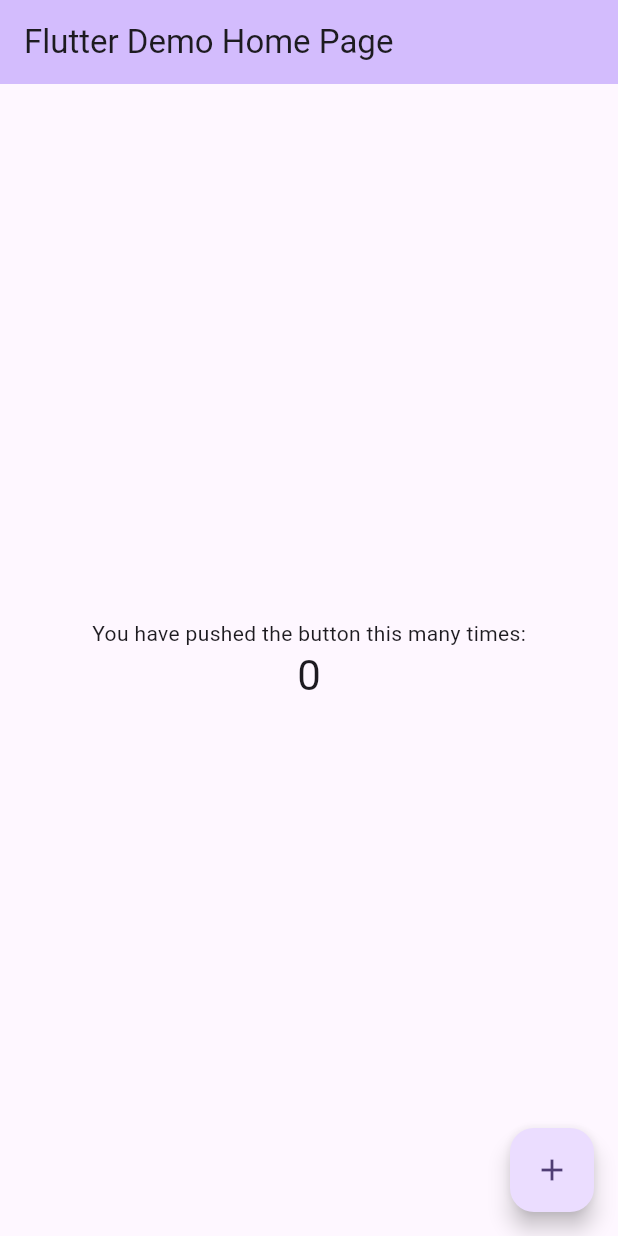
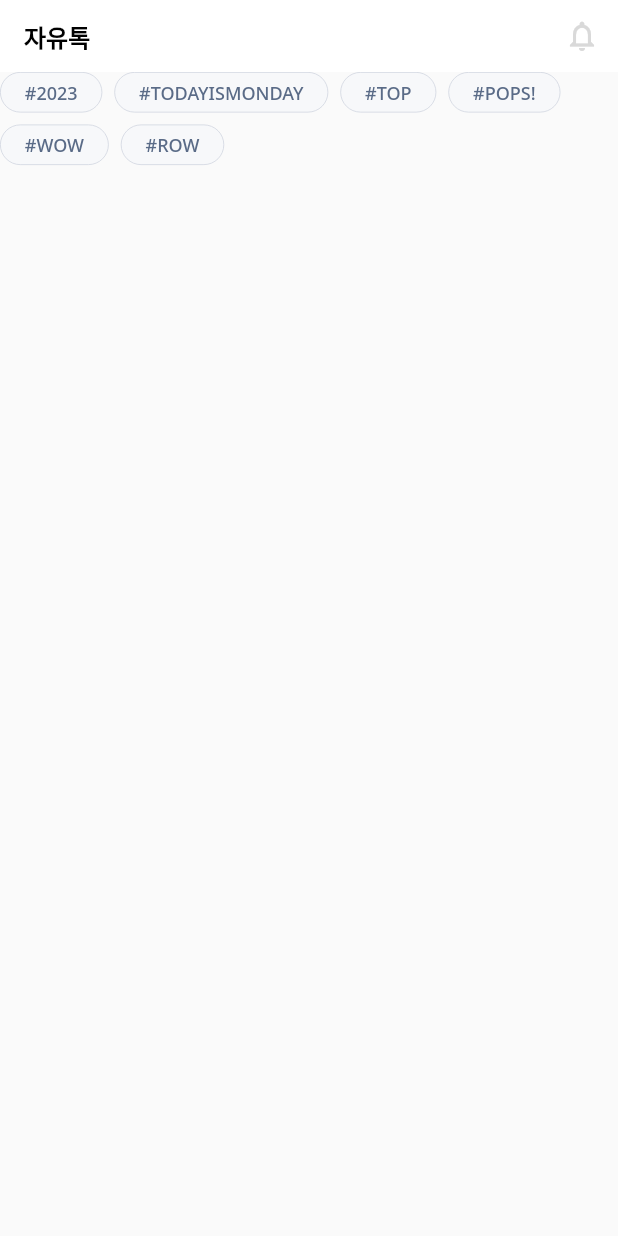
Before and after one commit to oi-narendra/frontendtest, a Flutter app: the screen it shows after launch, on a phone screen of 412 x 824 dp. Run offline on Flutter 3.47's test engine with Material 2 defaults, Android fonts, the phone set to English and light mode, and no system bars.

Commit message:
added appbar, tag

```diff
--- a/analysis_options.yaml
+++ b/analysis_options.yaml
@@ -1,29 +1 @@
-# This file configures the analyzer, which statically analyzes Dart code to
-# check for errors, warnings, and lints.
-#
-# The issues identified by the analyzer are surfaced in the UI of Dart-enabled
-# IDEs (https://dart.dev/tools#ides-and-editors). The analyzer can also be
-# invoked from the command line by running `flutter analyze`.
-
-# The following line activates a set of recommended lints for Flutter apps,
-# packages, and plugins designed to encourage good coding practices.
-include: package:flutter_lints/flutter.yaml
-
-linter:
-  # The lint rules applied to this project can be customized in the
-  # section below to disable rules from the `package:flutter_lints/flutter.yaml`
-  # included above or to enable additional rules. A list of all available lints
-  # and their documentation is published at
-  # https://dart-lang.github.io/linter/lints/index.html.
-  #
-  # Instead of disabling a lint rule for the entire project in the
-  # section below, it can also be suppressed for a single line of code
-  # or a specific dart file by using the `// ignore: name_of_lint` and
-  # `// ignore_for_file: name_of_lint` syntax on the line or in the file
-  # producing the lint.
-  rules:
-    # avoid_print: false  # Uncomment to disable the `avoid_print` rule
-    # prefer_single_quotes: true  # Uncomment to enable the `prefer_single_quotes` rule
-
-# Additional information about this file can be found at
-# https://dart.dev/guides/language/analysis-options
+include: package:very_good_analysis/analysis_options.yaml
--- /dev/null
+++ b/lib/components/atoms/tag.dart
@@ -0,0 +1,42 @@
+import 'package:flutter/material.dart';
+
+/// tag component
+/// [Tag] is the component to chip tag
+/// [label] is the label text of the tag
+/// [onPressed] is the function to be called when the tag is pressed
+class Tag extends StatelessWidget {
+  /// tag constructor
+  const Tag({
+    required this.label,
+    this.onPressed,
+    super.key,
+  });
+
+  /// label text
+  final String label;
+
+  /// on pressed function
+  final void Function()? onPressed;
+
+  @override
+  Widget build(BuildContext context) {
+    return GestureDetector(
+      child: Container(
+        padding: const EdgeInsets.symmetric(horizontal: 16, vertical: 5),
+        decoration: BoxDecoration(
+          color: const Color(0xFFF7F8FA),
+          border: Border.all(color: const Color(0xFFCED3DE), width: 0.5),
+          borderRadius: BorderRadius.circular(999),
+        ),
+        child: Text(
+          label,
+          style: const TextStyle(
+            color: Color(0xFF5A6B87),
+            fontSize: 12,
+            fontWeight: FontWeight.w500,
+          ),
+        ),
+      ),
+    );
+  }
+}
--- /dev/null
+++ b/lib/components/molecules/app_bar.dart
@@ -0,0 +1,66 @@
+import 'package:flutter/material.dart';
+
+/// app bar for the app
+class Appbar extends StatelessWidget implements PreferredSizeWidget {
+  /// app bar constructor
+  const Appbar({
+    required this.title,
+    this.implyLeading = true,
+    this.actions,
+    super.key,
+  });
+
+  /// imply leading boolean
+  /// [implyLeading] is the boolean value to imply leading or not
+  final bool implyLeading;
+
+  /// title text
+  /// [title] is the title text of the app bar
+  final String title;
+
+  /// app bar actions
+  /// [actions] is the list of app bar actions
+  final List<AppBarAction>? actions;
+
+  @override
+  Widget build(BuildContext context) {
+    return AppBar(
+      automaticallyImplyLeading: implyLeading,
+      title: Text(
+        title,
+        style: const TextStyle(
+          color: Colors.black,
+          fontSize: 16,
+          fontWeight: FontWeight.bold,
+        ),
+      ),
+      actions: actions?.map((action) {
+        return IconButton(
+          onPressed: () {
+            action.onPressed?.call();
+          },
+          icon: Icon(
+            action.icon,
+            size: 24,
+            color: const Color(0xFFD9D9D9),
+          ),
+        );
+      }).toList(),
+    );
+  }
+
+  @override
+  Size get preferredSize => const Size.fromHeight(48);
+}
+
+/// app bar action class
+class AppBarAction {
+  /// app bar action constructor
+  AppBarAction({required this.icon, this.onPressed});
+
+  /// icon of the app bar action
+  final IconData icon;
+
+  /// on pressed callback
+  final void Function()? onPressed;
+}
--- a/lib/main.dart
+++ b/lib/main.dart
@@ -1,125 +1,28 @@
 import 'package:flutter/material.dart';
+import 'package:frontendtest/pages/post_detail_page.dart';
 
 void main() {
   runApp(const MyApp());
 }
 
+/// my app
+/// [MyApp] is the root widget of the app
 class MyApp extends StatelessWidget {
+  /// my app constructor
   const MyApp({super.key});
 
-  // This widget is the root of your application.
   @override
   Widget build(BuildContext context) {
     return MaterialApp(
-      title: 'Flutter Demo',
+      debugShowCheckedModeBanner: false,
       theme: ThemeData(
-        // This is the theme of your application.
-        //
-        // TRY THIS: Try running your application with "flutter run". You'll see
-        // the application has a blue toolbar. Then, without quitting the app,
-        // try changing the seedColor in the colorScheme below to Colors.green
-        // and then invoke "hot reload" (save your changes or press the "hot
-        // reload" button in a Flutter-supported IDE, or press "r" if you used
-        // the command line to start the app).
-        //
-        // Notice that the counter didn't reset back to zero; the application
-        // state is not lost during the reload. To reset the state, use hot
-        // restart instead.
-        //
-        // This works for code too, not just values: Most code changes can be
-        // tested with just a hot reload.
-        colorScheme: ColorScheme.fromSeed(seedColor: Colors.deepPurple),
-        useMaterial3: true,
+        fontFamily: 'NotoSans',
+        appBarTheme: const AppBarTheme(
+          backgroundColor: Colors.white,
+          elevation: 0,
+        ),
       ),
-      home: const MyHomePage(title: 'Flutter Demo Home Page'),
+      home: const PostDetailPage(),
     );
   }
 }
-
-class MyHomePage extends StatefulWidget {
-  const MyHomePage({super.key, required this.title});
-
-  // This widget is the home page of your application. It is stateful, meaning
-  // that it has a State object (defined below) that contains fields that affect
-  // how it looks.
-
-  // This class is the configuration for the state. It holds the values (in this
-  // case the title) provided by the parent (in this case the App widget) and
-  // used by the build method of the State. Fields in a Widget subclass are
-  // always marked "final".
-
-  final String title;
-
-  @override
-  State<MyHomePage> createState() => _MyHomePageState();
-}
-
-class _MyHomePageState extends State<MyHomePage> {
-  int _counter = 0;
-
-  void _incrementCounter() {
-    setState(() {
-      // This call to setState tells the Flutter framework that something has
-      // changed in this State, which causes it to rerun the build method below
-      // so that the display can reflect the updated values. If we changed
-      // _counter without calling setState(), then the build method would not be
-      // called again, and so nothing would appear to happen.
-      _counter++;
-    });
-  }
-
-  @override
-  Widget build(BuildContext context) {
-    // This method is rerun every time setState is called, for instance as done
-    // by the _incrementCounter method above.
-    //
-    // The Flutter framework has been optimized to make rerunning build methods
-    // fast, so that you can just rebuild anything that needs updating rather
-    // than having to individually change instances of widgets.
-    return Scaffold(
-      appBar: AppBar(
-        // TRY THIS: Try changing the color here to a specific color (to
-        // Colors.amber, perhaps?) and trigger a hot reload to see the AppBar
-        // change color while the other colors stay the same.
-        backgroundColor: Theme.of(context).colorScheme.inversePrimary,
-        // Here we take the value from the MyHomePage object that was created by
-        // the App.build method, and use it to set our appbar title.
-        title: Text(widget.title),
-      ),
-      body: Center(
-        // Center is a layout widget. It takes a single child and positions it
-        // in the middle of the parent.
-        child: Column(
-          // Column is also a layout widget. It takes a list of children and
-          // arranges them vertically. By default, it sizes itself to fit its
-          // children horizontally, and tries to be as tall as its parent.
-          //
-          // Column has various properties to control how it sizes itself and
-          // how it positions its children. Here we use mainAxisAlignment to
-          // center the children vertically; the main axis here is the vertical
-          // axis because Columns are vertical (the cross axis would be
-          // horizontal).
-          //
-          // TRY THIS: Invoke "debug painting" (choose the "Toggle Debug Paint"
-          // action in the IDE, or press "p" in the console), to see the
-          // wireframe for each widget.
-          mainAxisAlignment: MainAxisAlignment.center,
-          children: <Widget>[
-            const Text(
-              'You have pushed the button this many times:',
-            ),
-            Text(
-              '$_counter',
-              style: Theme.of(context).textTheme.headlineMedium,
-            ),
-          ],
-        ),
-      ),
-      floatingActionButton: FloatingActionButton(
-        onPressed: _incrementCounter,
-        tooltip: 'Increment',
-        child: const Icon(Icons.add),
-      ), // This trailing comma makes auto-formatting nicer for build methods.
-    );
-  }
-}
--- /dev/null
+++ b/lib/pages/post_detail_page.dart
@@ -0,0 +1,49 @@
+import 'package:flutter/material.dart';
+import 'package:frontendtest/components/atoms/tag.dart';
+import 'package:frontendtest/components/molecules/app_bar.dart';
+
+/// post detail page
+class PostDetailPage extends StatelessWidget {
+  /// post detail page constructor
+  const PostDetailPage({super.key});
+
+  /// tags for the post
+  static const tags = [
+    '#2023',
+    '#TODAYISMONDAY',
+    '#TOP',
+    '#POPS!',
+    '#WOW',
+    '#ROW'
+  ];
+
+  @override
+  Widget build(BuildContext context) {
+    return SafeArea(
+      child: Scaffold(
+        appBar: Appbar(
+          title: '자유톡',
+          actions: [
+            AppBarAction(
+              icon: Icons.notifications_outlined,
+              onPressed: () {
+                debugPrint('notification button pressed');
+              },
+            )
+          ],
+        ),
+        body: SingleChildScrollView(
+          child: Column(
+            children: [
+              Wrap(
+                runSpacing: 8,
+                spacing: 8,
+                children: tags.map((e) => Tag(label: e)).toList(),
+              )
+            ],
+          ),
+        ),
+      ),
+    );
+  }
+}
```
Also changed, not shown: pubspec.yaml (+30 -27 lines), assets/fonts/NotoSans-Black.ttf (added), assets/fonts/NotoSans-Bold.ttf (added), assets/fonts/NotoSans-ExtraBold.ttf (added), assets/fonts/NotoSans-ExtraLight.ttf (added), assets/fonts/NotoSans-Light.ttf (added), assets/fonts/NotoSans-Medium.ttf (added), assets/fonts/NotoSans-Regular.ttf (added), assets/fonts/NotoSans-SemiBold.ttf (added), assets/fonts/NotoSans-Thin.ttf (added), pubspec.lock, 1 other file.
